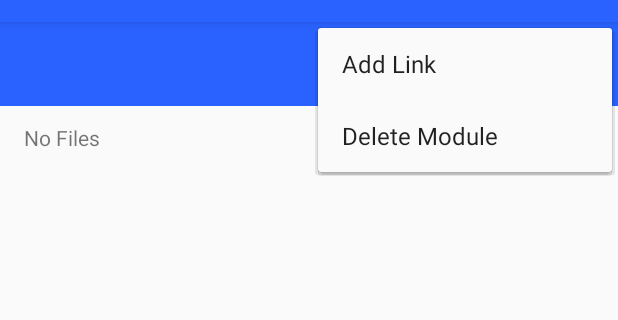
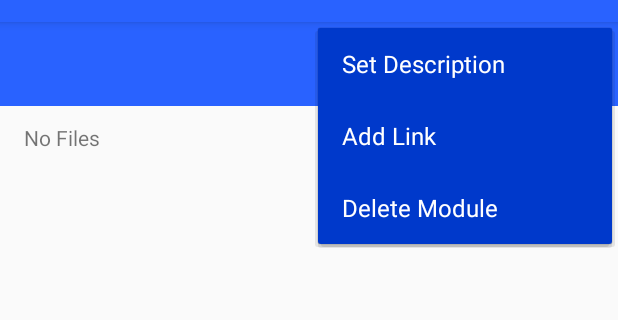
Before and after one commit to theturboturnip/warwick-browser, an Android app: the SingleModuleActivity screen opened directly, with no data from a screen before it, with the options menu open, on a phone screen of 412 x 824 dp, the part 62-382 px from its top. Run offline under Robolectric (Android 15) with nearby library versions, the phone set to English and light mode, and no system bars; our stand-ins replace Room's generated code.

Commit message:
Added module descriptions + sorting and polished stuff up

```diff
--- a/app/src/main/java/com/turboturnip/warwickbrowser/db/DaoModules.java
+++ b/app/src/main/java/com/turboturnip/warwickbrowser/db/DaoModules.java
@@ -1,4 +1,6 @@
 package com.turboturnip.warwickbrowser.db;
+
+import com.turboturnip.warwickbrowser.SortBy;
 
 import androidx.lifecycle.LiveData;
 import androidx.room.Dao;
@@ -6,6 +8,8 @@ import androidx.room.Delete;
 import androidx.room.Insert;
 import androidx.room.Query;
 import androidx.room.Transaction;
+import androidx.room.TypeConverters;
+import androidx.room.Update;
 
 import java.util.List;
 
@@ -20,6 +24,13 @@ public interface DaoModules {
     @Query("SELECT * FROM Module")
     LiveData<List<ModuleAndLinks>> getModules();
 
+    @Query("UPDATE Module SET description = :description where Module.id == :id")
+    void updateDescription(long id, String description);
+
+    @TypeConverters(SortBy.class)
+    @Query("UPDATE Module SET sortBy = :sortBy where Module.id == :id")
+    void updateSortBy(long id, SortBy sortBy);
+
     @Transaction
     @Query("SELECT * FROM Module WHERE Module.id == :id")
     ModuleAndLinks getModuleFromId(long id);
--- a/app/src/main/java/com/turboturnip/warwickbrowser/ui/SingleModuleActivity.java
+++ b/app/src/main/java/com/turboturnip/warwickbrowser/ui/SingleModuleActivity.java
@@ -5,16 +5,20 @@ import android.os.Bundle;
 import android.view.MenuItem;
 
 import com.turboturnip.warwickbrowser.R;
+import com.turboturnip.warwickbrowser.SortBy;
 import com.turboturnip.warwickbrowser.db.Module;
 import com.turboturnip.warwickbrowser.db.ModuleAndLinks;
 import com.turboturnip.warwickbrowser.db.ModuleDatabase;
 import com.turboturnip.warwickbrowser.db.actions.AsyncDBModuleDelete;
+import com.turboturnip.warwickbrowser.db.actions.AsyncDBModuleUpdateDescription;
+import com.turboturnip.warwickbrowser.db.actions.AsyncDBModuleUpdateSortBy;
 import com.turboturnip.warwickbrowser.ui.dialog.DeleteModuleDialogFragment;
+import com.turboturnip.warwickbrowser.ui.dialog.ModuleDialogHandler;
 
 import androidx.annotation.Nullable;
 import androidx.appcompat.app.AppCompatActivity;
 
-public class SingleModuleActivity extends AppCompatActivity implements DeleteModuleDialogFragment.ShouldDeleteListener {
+public class SingleModuleActivity extends AppCompatActivity implements ModuleDialogHandler {
     ModuleView moduleView;
 
     public static final String ID_EXTRA = "id";
@@ -39,6 +43,7 @@ public class SingleModuleActivity extends AppCompatActivity implements DeleteMod
         }
         return super.onOptionsItemSelected(item);
     }
+
 
     private static class UpdateModuleTask extends AsyncTask<Long, Void, ModuleAndLinks> {
         private ModuleView v;
@@ -66,4 +71,16 @@ public class SingleModuleActivity extends AppCompatActivity implements DeleteMod
         new AsyncDBModuleDelete(ModuleDatabase.getDatabase(this), moduleID).execute();
         finish();
     }
+
+    @Override
+    public void onDescriptionUpdateRequested(long moduleId, String newDescription) {
+        new AsyncDBModuleUpdateDescription(ModuleDatabase.getDatabase(this), moduleId, newDescription).execute();
+        finish();
+    }
+
+    @Override
+    public void onSortUpdateRequested(long moduleId, SortBy newSort) {
+        new AsyncDBModuleUpdateSortBy(ModuleDatabase.getDatabase(this), moduleId, newSort).execute();
+        finish();
+    }
 }
--- /dev/null
+++ b/app/src/main/java/com/turboturnip/warwickbrowser/ui/dialog/ModuleDialogHandler.java
@@ -0,0 +1,6 @@
+package com.turboturnip.warwickbrowser.ui.dialog;
+
+public interface ModuleDialogHandler extends DeleteModuleDialogFragment.ShouldDeleteListener,
+        UpdateDescriptionDialogFragment.ShouldUpdateDescriptionListener,
+        UpdateSortDialogFragment.ShouldUpdateSortListener
+{}
--- /dev/null
+++ b/app/src/main/res/drawable/ic_sort_white_24dp.xml
@@ -0,0 +1,5 @@
+<vector android:height="24dp" android:tint="#FFFFFF"
+    android:viewportHeight="24.0" android:viewportWidth="24.0"
+    android:width="24dp" xmlns:android="http://schemas.android.com/apk/res/android">
+    <path android:fillColor="#FF000000" android:pathData="M3,18h6v-2L3,16v2zM3,6v2h18L21,6L3,6zM3,13h12v-2L3,11v2z"/>
+</vector>
--- a/app/src/main/res/layout/download_as_dialog.xml
+++ b/app/src/main/res/layout/download_as_dialog.xml
@@ -21,7 +21,6 @@
         android:ems="10"
         android:hint="@string/link_name_hint"
         android:importantForAutofill="no"
-        android:inputType="textAutoCorrect|textAutoComplete"
         android:paddingStart="3dp"
         android:paddingTop="5dp"
         android:paddingBottom="3dp"
--- a/app/src/main/res/layout/module_content.xml
+++ b/app/src/main/res/layout/module_content.xml
@@ -13,7 +13,7 @@
         android:layout_width="match_parent"
         android:layout_height="wrap_content"
         android:background="@color/colorPrimary"
-        app:titleTextColor="#fff"
+        android:theme="@style/AppTheme.Toolbar"
         tools:title="CS141" />
 
     <!--<ImageView
--- a/app/src/main/res/menu/module_context_menu.xml
+++ b/app/src/main/res/menu/module_context_menu.xml
@@ -1,10 +1,22 @@
 <?xml version="1.0" encoding="utf-8"?>
-<menu xmlns:android="http://schemas.android.com/apk/res/android">
+<menu xmlns:app="http://schemas.android.com/apk/res-auto"
+    xmlns:android="http://schemas.android.com/apk/res/android">
 
     <item
+        android:id="@+id/action_set_sort"
+        android:icon="@drawable/ic_sort_white_24dp"
+        android:title="@string/sort_by"
+        app:showAsAction="ifRoom" />
+    <item
+        android:id="@+id/action_set_desc"
+        android:title="@string/set_description"
+        />
+    <item
         android:id="@+id/action_add_link"
-        android:title="Add Link" />
+        android:title="@string/add_link"
+        app:showAsAction="never" />
     <item
         android:id="@+id/action_delete_module"
-        android:title="Delete Module" />
+        android:title="@string/delete_module"
+        app:showAsAction="never" />
 </menu>
--- a/app/src/main/res/values/strings.xml
+++ b/app/src/main/res/values/strings.xml
@@ -17,4 +17,10 @@
     <string name="old_file_name">Original Name</string>
     <string name="new_file_name">New Name</string>
     <string name="new_name_target_hint">New Name</string>
+    <string name="set_description">Set Description</string>
+    <string name="add_link">Add Link</string>
+    <string name="delete_module">Delete Module</string>
+    <string name="sort_by">Sort By...</string>
+    <string name="new_description">New Description</string>
+    <string name="new_description_hint">New Description</string>
 </resources>
--- a/app/src/main/res/values/styles.xml
+++ b/app/src/main/res/values/styles.xml
@@ -6,7 +6,15 @@
         <item name="colorPrimary">@color/colorPrimary</item>
         <item name="colorPrimaryDark">@color/colorPrimaryDark</item>
         <item name="colorAccent">@color/colorAccent</item>
+        <item name="android:alertDialogTheme">@style/AlertDialogTheme</item>
     </style>
+
+    <style name="AlertDialogTheme" parent="ThemeOverlay.AppCompat.Dialog.Alert">
+        <item name="android:colorPrimary">@color/colorPrimary</item>
+        <item name="android:colorAccent">@android:color/primary_text_light_nodisable</item>
+    </style>
+
+
 
     <style name="AppTheme.NoActionBar">
         <item name="windowActionBar">false</item>
@@ -23,4 +31,10 @@
         <item name="colorAccent">@android:color/white</item>
     </style>
 
+    <style name="AppTheme.Toolbar" parent="ThemeOverlay.AppCompat.Dark.ActionBar">
+        <!-- Customize your theme here. -->
+        <item name="colorPrimary">@color/colorPrimary</item>
+        <item name="android:colorBackground">@color/colorPrimaryDark</item>
+    </style>
+
 </resources>
```
Also changed, not shown: app/src/main/java/com/turboturnip/warwickbrowser/SortBy.java (added, +158 -0 lines), app/src/main/java/com/turboturnip/warwickbrowser/db/Module.java (+10 -2 lines), app/src/main/java/com/turboturnip/warwickbrowser/db/ModuleDatabase.java (+16 -2 lines), app/src/main/java/com/turboturnip/warwickbrowser/db/actions/AsyncDBModuleUpdateDescription.java (added, +22 -0 lines), app/src/main/java/com/turboturnip/warwickbrowser/db/actions/AsyncDBModuleUpdateSortBy.java (added, +22 -0 lines), app/src/main/java/com/turboturnip/warwickbrowser/ui/MainActivity.java (+14 -1 lines), app/src/main/java/com/turboturnip/warwickbrowser/ui/ModuleView.java (+32 -15 lines), app/src/main/java/com/turboturnip/warwickbrowser/ui/dialog/UpdateDescriptionDialogFragment.java (added, +87 -0 lines), app/src/main/java/com/turboturnip/warwickbrowser/ui/dialog/UpdateSortDialogFragment.java (added, +75 -0 lines), app/src/main/res/drawable/ic_sort_black_24dp.xml (added, +9 -0 lines), app/src/main/res/layout/update_description_dialog.xml (added, +19 -0 lines).
